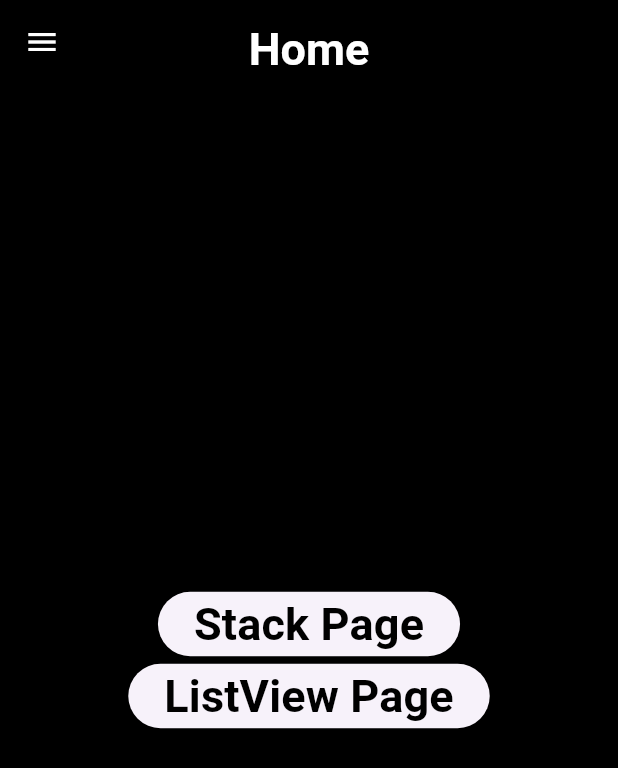
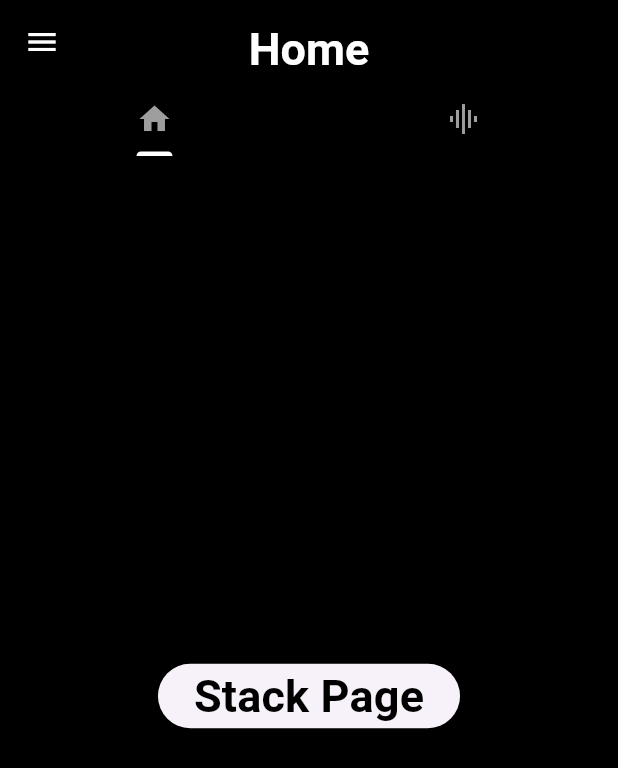
Before and after one commit to Muawiya-Ismael/stack_listview_form_navigation_sidebar_tapbar, a Flutter app: the Home screen opened directly, on a phone screen of 412 x 824 dp. Shown: the top 768 px of the screen. Run offline on Flutter 3.47's test engine with Material 3 defaults, Android fonts, the phone set to English and light mode, and no system bars; our stand-ins replace email_validator; missing offline and left inert: password_strength.

Commit message:
adding TabBar

```diff
--- a/lib/home.dart
+++ b/lib/home.dart
@@ -1,3 +1,4 @@
+import 'package:flutter/cupertino.dart';
 import 'package:flutter/material.dart';
 import 'package:stack_listview_form/side_par.dart';
 import 'package:stack_listview_form/stack.dart';
@@ -9,9 +10,23 @@ class Home extends StatelessWidget {
 
   @override
   Widget build(BuildContext context) {
-    return Scaffold(
+    return DefaultTabController(
+        length: 2,
+        child: Scaffold(
         drawer: const SidePar(),
         appBar: AppBar(
+          bottom:const TabBar(
+            indicatorColor: Colors.white,
+            dividerColor: Colors.black,
+            tabs: [
+              Tab(
+                icon: Icon(Icons.home,color:Colors.grey,),
+              ),
+              Tab(
+                icon: Icon(Icons.graphic_eq,color:Colors.grey,shadows: [],),
+              )
+            ],
+          ),
           title: const Padding(
             padding: EdgeInsets.only(top:60,bottom:50),
             child: Text("Home", style: TextStyle(color: Colors.white, fontSize: 30, fontWeight: FontWeight.bold),),
@@ -20,10 +35,11 @@ class Home extends StatelessWidget {
           backgroundColor: Colors.black,
           centerTitle: true,
         ),
-      body: Expanded(
-        child: Container(
-          color:Colors.black,
-          child: Center(
+        body: TabBarView(
+          children: [
+            Container(
+              color: Colors.black,
+              child:Center(
                 child: Column(
                   mainAxisAlignment: MainAxisAlignment.center,
                   children: [
@@ -33,16 +49,26 @@ class Home extends StatelessWidget {
                         MaterialPageRoute(builder: (context)=> const LearnStack(),),
                       );
                     }, child: const Text('Stack Page', style: TextStyle(color: Colors.black, fontSize: 30,fontWeight: FontWeight.bold),),),
+                  ],
+                ),
+              )
+            ),
+            Container(
+                color: Colors.black,
+                child:Center(
+                  child: Column(
+                    mainAxisAlignment: MainAxisAlignment.center,
+                    children: [
                       ElevatedButton(onPressed:(){
                         Navigator.push(
                           context,
                           MaterialPageRoute(builder: (context)=> LearnListview(),),
                         );
-                }, child: const Text('ListView Page', style: TextStyle(color: Colors.black, fontSize: 30,fontWeight: FontWeight.bold),),),
-              ],
+                      }, child: const Text('ListView Page', style: TextStyle(color: Colors.black, fontSize: 30,fontWeight: FontWeight.bold),),),],
+                  ),
                 )
-          ),
-        ),
+            ),],
+        )
       )
     );
   }
```
Also changed, not shown: lib/form/form.dart (+0 -8 lines). Lines whose indentation alone changed are shown as unchanged.
